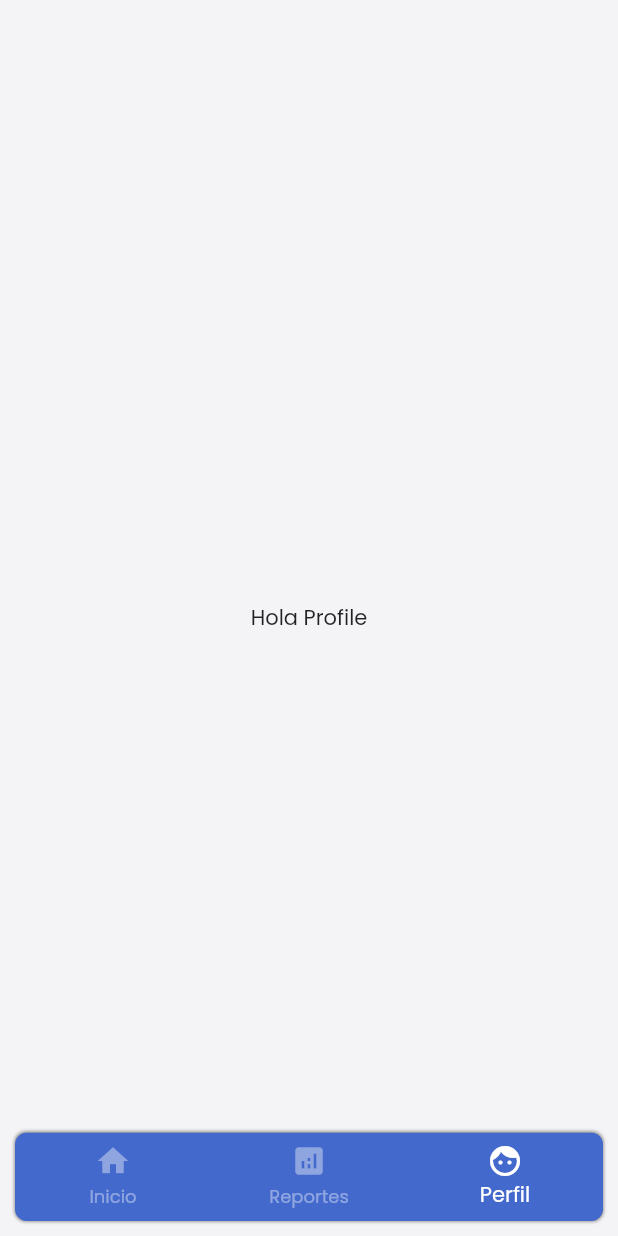
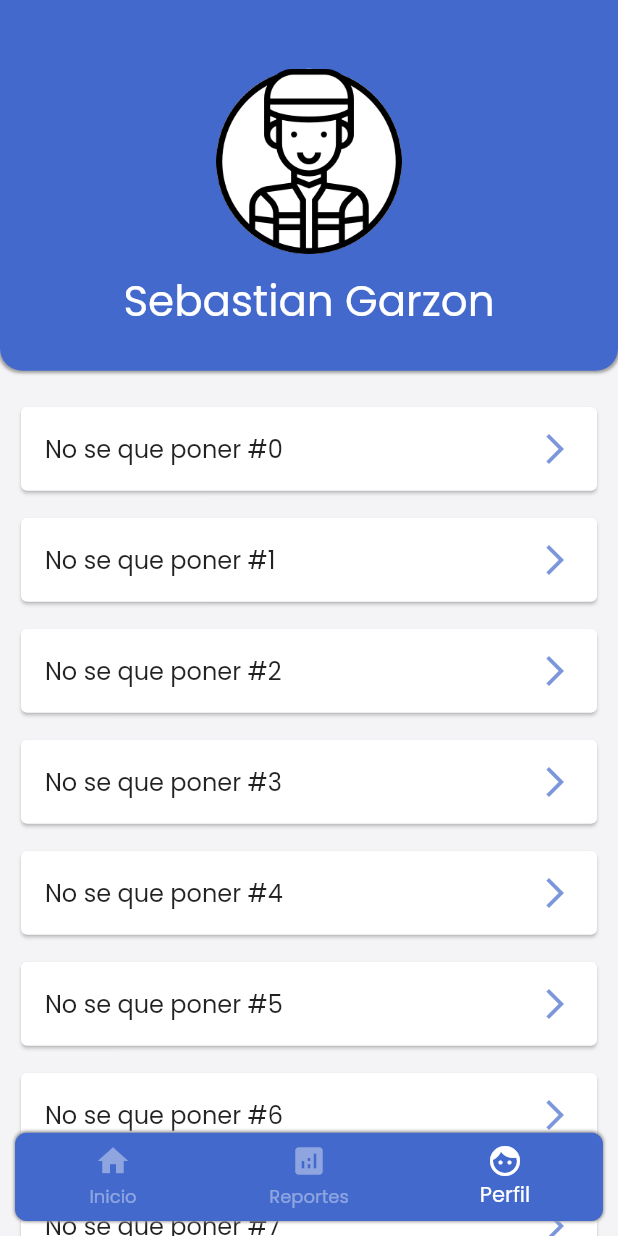
Before and after one commit to judsantamariaro/mi_house_reception, a Flutter app: the screen it shows after launch, item 3 of the bottom bar chosen, on a phone screen of 412 x 824 dp. Run offline on Flutter 3.47's test engine with Material 2 defaults, Android fonts, the phone set to English and light mode, and no system bars; our stand-ins replace animate_do, get_it, google_fonts, hive, hive_flutter; accounts and stored records are empty.

Commit message:
Added ProfileTab

```diff
--- a/lib/core/theme/light_theme.dart
+++ b/lib/core/theme/light_theme.dart
@@ -7,7 +7,7 @@ class CustomLightTheme {
       scaffoldBackgroundColor: const Color(0xFFF4F4F7),
       textTheme: GoogleFonts.poppinsTextTheme(),
       primaryColor: const Color(0xFF4369CC),
-      accentColor: const Color(0xFFFE6E48),
+      accentColor: const Color(0xFFDA603E),
       inputDecorationTheme: const InputDecorationTheme(border: OutlineInputBorder()),
     );
   }
--- a/lib/ui/screens/home/home_screen_index.dart
+++ b/lib/ui/screens/home/home_screen_index.dart
@@ -38,6 +38,7 @@ class _HomeScreenIndexState extends State<HomeScreenIndex> {
           ),
         ),
       ),
+      extendBodyBehindAppBar: true,
       extendBody: true,
       body: IndexedStack(
         index: index,
--- a/lib/ui/screens/home/home_tab.dart
+++ b/lib/ui/screens/home/home_tab.dart
@@ -1,3 +1,4 @@
+import 'package:animate_do/animate_do.dart';
 import 'package:flutter/material.dart';
 import 'package:mi_house_reception/features/ui/models/home_menu.dart';
 import 'package:mi_house_reception/ui/widgets/appbar/custom_appbar.dart';
@@ -10,29 +11,38 @@ class HomeTab extends StatelessWidget {
     HomeMenu(text: 'Visitantes', imgPath: 'assets/image_cards/1.jpg', onTap: () {}),
     HomeMenu(text: 'Parqueaderos', imgPath: 'assets/image_cards/2.jpg', onTap: () {}),
     HomeMenu(text: 'Novedades', imgPath: 'assets/image_cards/3.jpg', onTap: () {}),
-    HomeMenu(text: 'Crear alerta', imgPath: 'assets/image_cards/4.jpg', onTap: () {}),
+    HomeMenu(text: 'Crear una alerta', imgPath: 'assets/image_cards/4.jpg', onTap: () {}),
   ];
 
   @override
   Widget build(BuildContext context) {
     return Scaffold(
-      body: Padding(
+      body: SafeArea(
+        child: Padding(
           padding: const EdgeInsets.symmetric(horizontal: 15, vertical: 10),
           child: Column(
             children: [
-            const CustomAppBar(),
-            const SizedBox(height: 5),
+              const SizedBox(height: 10),
+              FadeInDown(
+                child: const CustomAppBar(),
+              ),
+              const SizedBox(height: 10),
               Expanded(
                 child: ListView.builder(
                   itemCount: cards.length,
-                itemBuilder: (context, i) => ImageCard(
+                  itemBuilder: (context, i) => FadeInLeft(
+                    delay: Duration(milliseconds: 200 * i),
+                    duration: const Duration(milliseconds: 400),
+                    child: ImageCard(
                       text: cards[i].text,
                       onPressed: cards[i].onTap,
                       imgPath: cards[i].imgPath,
                     ),
                   ),
                 ),
+              ),
             ],
+          ),
         ),
       ),
     );
--- a/lib/ui/screens/home/profile_tab.dart
+++ b/lib/ui/screens/home/profile_tab.dart
@@ -5,10 +5,68 @@ class ProfileTab extends StatelessWidget {
 
   @override
   Widget build(BuildContext context) {
-    return const Scaffold(
-      body: Center(
-        child: Text('Hola Profile'),
+    return Scaffold(
+      body: Column(
+        children: [
+          const _ProfileCard(),
+          Expanded(
+            child: ListView.separated(
+              itemCount: 100,
+              padding: const EdgeInsets.symmetric(horizontal: 10, vertical: 20),
+              separatorBuilder: (context, index) => const SizedBox(height: 10),
+              itemBuilder: (context, index) => Card(
+                child: ListTile(
+                  title: Text('No se que poner #$index'),
+                  trailing: Icon(
+                    Icons.arrow_forward_ios,
+                    color: Theme.of(context).primaryColor.withOpacity(0.7),
+                  ),
+                ),
+              ),
+            ),
+          ),
+        ],
       ),
     );
   }
 }
+
+class _ProfileCard extends StatelessWidget {
+  const _ProfileCard({Key? key}) : super(key: key);
+
+  @override
+  Widget build(BuildContext context) {
+    final size = MediaQuery.of(context).size;
+    return Container(
+      height: size.height * 0.3,
+      width: double.infinity,
+      decoration: BoxDecoration(
+        color: Theme.of(context).primaryColor,
+        boxShadow: const [BoxShadow(color: Colors.grey, blurRadius: 1, spreadRadius: 1)],
+        borderRadius: const BorderRadius.only(
+          bottomRight: Radius.circular(15),
+          bottomLeft: Radius.circular(15),
+        ),
+      ),
+      child: Column(
+        mainAxisAlignment: MainAxisAlignment.center,
+        children: [
+          const SizedBox(height: 20),
+          Container(
+            width: size.height * 0.15,
+            decoration: BoxDecoration(
+              color: Colors.white,
+              borderRadius: BorderRadius.circular(100),
+            ),
+            child: Image.asset('assets/icons/watchman.png'),
+          ),
+          const SizedBox(height: 10),
+          const Text(
+            'Sebastian Garzon',
+            style: TextStyle(color: Colors.white, fontSize: 28),
+          ),
+        ],
+      ),
+    );
+  }
+}
--- a/lib/ui/widgets/appbar/custom_appbar.dart
+++ b/lib/ui/widgets/appbar/custom_appbar.dart
@@ -17,7 +17,7 @@ class CustomAppBar extends StatelessWidget {
           width: 45,
           decoration: BoxDecoration(
             borderRadius: BorderRadius.circular(100),
-            color: Theme.of(context).primaryColor,
+            color: Theme.of(context).accentColor,
             boxShadow: const [
               BoxShadow(
                 color: Colors.grey,
--- a/pubspec.yaml
+++ b/pubspec.yaml
@@ -42,3 +42,4 @@ flutter:
     - assets/images/
     - assets/social_icons/
     - assets/image_cards/
+    - assets/icons/
```
Also changed, not shown: assets/icons/watchman.png (added). Lines whose indentation alone changed are shown as unchanged.
